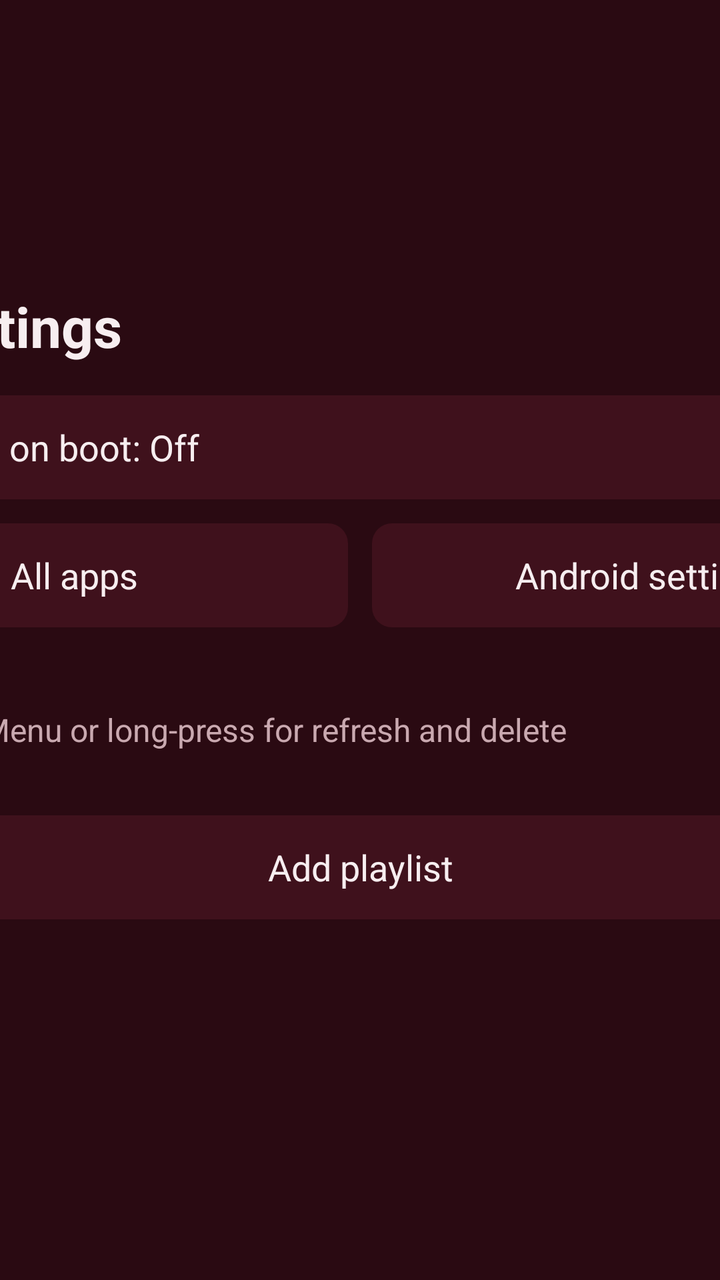
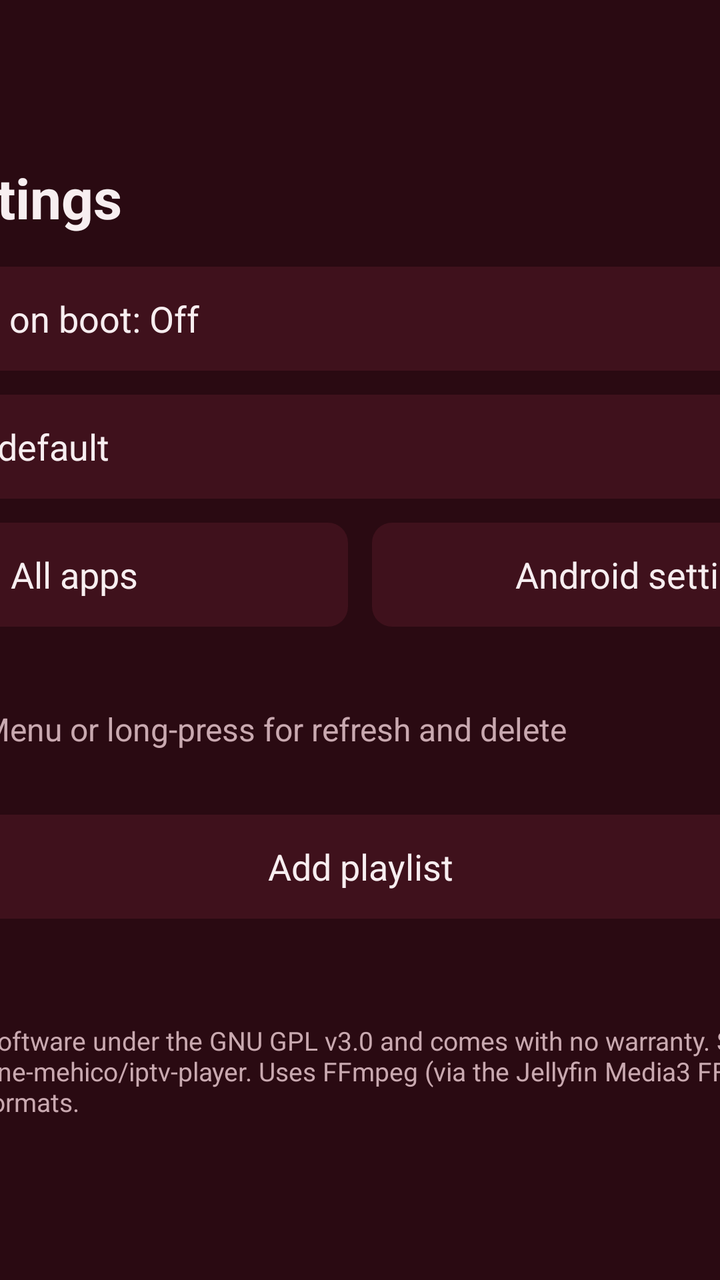

An Android layout rendered at two revisions. The XML below is the earlier revision; the diff shows what the commit changed to produce the second picture.
<!-- AndroidManifest.xml: application theme Theme.IptvPlayer -->
<!-- res/layout/screen_playlists.xml -->
<?xml version="1.0" encoding="utf-8"?>
<FrameLayout xmlns:android="http://schemas.android.com/apk/res/android"
    android:layout_width="match_parent"
    android:layout_height="match_parent"
    android:background="@color/background">

    
    <ScrollView
        android:layout_width="560dp"
        android:layout_height="wrap_content"
        android:layout_gravity="center"
        android:paddingTop="24dp"
        android:paddingBottom="24dp"
        android:clipToPadding="false"
        android:scrollbars="none">

    <LinearLayout
        android:layout_width="match_parent"
        android:layout_height="wrap_content"
        android:orientation="vertical">

        <TextView
            style="@style/Text.Title"
            android:layout_width="wrap_content"
            android:layout_height="wrap_content"
            android:text="@string/settings" />

        <TextView
            android:id="@+id/auto_start"
            style="@style/TileButton"
            android:layout_width="match_parent"
            android:layout_marginTop="16dp"
            android:gravity="center_vertical|start"
            android:text="@string/auto_start_off" />

        <TextView
            android:id="@+id/auto_start_status"
            style="@style/Text.Secondary"
            android:layout_width="match_parent"
            android:layout_height="wrap_content"
            android:layout_marginTop="6dp"
            android:textSize="14sp"
            android:visibility="gone" />

        
        <LinearLayout
            android:layout_width="match_parent"
            android:layout_height="wrap_content"
            android:layout_marginTop="12dp"
            android:orientation="horizontal">

            <TextView
                android:id="@+id/all_apps"
                style="@style/TileButton"
                android:layout_width="0dp"
                android:layout_weight="1"
                android:text="@string/all_apps" />

            <TextView
                android:id="@+id/android_settings"
                style="@style/TileButton"
                android:layout_width="0dp"
                android:layout_marginStart="12dp"
                android:layout_weight="1"
                android:text="@string/android_settings" />
        </LinearLayout>

        <TextView
            style="@style/Text.Body"
            android:layout_width="wrap_content"
            android:layout_height="wrap_content"
            android:layout_marginTop="12dp"
            android:text="@string/playlists"
            android:textStyle="bold" />

        <TextView
            style="@style/Text.Secondary"
            android:layout_width="wrap_content"
            android:layout_height="wrap_content"
            android:layout_marginTop="4dp"
            android:text="OK to open · Menu or long-press for refresh and delete" />

        <LinearLayout
            android:id="@+id/list"
            android:layout_width="match_parent"
            android:layout_height="wrap_content"
            android:layout_marginTop="16dp"
            android:orientation="vertical" />

        <TextView
            android:id="@+id/add"
            style="@style/TileButton"
            android:layout_width="match_parent"
            android:layout_marginTop="16dp"
            android:text="@string/add_playlist" />

        <LinearLayout
            android:layout_width="match_parent"
            android:layout_height="wrap_content"
            android:layout_marginTop="12dp"
            android:gravity="center_vertical"
            android:minHeight="24dp"
            android:orientation="horizontal">

            
            <io.github.sardinemehico.iptvplayer.ui.LoadingDots
                android:id="@+id/busy"
                android:layout_width="40dp"
                android:layout_height="10dp"
                android:layout_marginEnd="12dp"
                android:visibility="gone" />

            <TextView
                android:id="@+id/message"
                style="@style/Text.Secondary"
                android:layout_width="0dp"
                android:layout_height="wrap_content"
                android:layout_weight="1" />
        </LinearLayout>
    </LinearLayout>
    </ScrollView>
</FrameLayout>
<!-- resources referenced by this layout -->
<resources>
  <color name="background">#FF2A0A12</color>
  <string name="add_playlist">Add playlist</string>
  <string name="all_apps">All apps</string>
  <string name="android_settings">Android settings</string>
  <string name="auto_start_off">Auto-start on boot: Off</string>
  <string name="playlists">Playlists</string>
  <string name="settings">App Settings</string>
  <style name="Text.Body" parent="">
          <item name="android:textColor">@color/text_primary</item>
          <item name="android:textSize">18sp</item>
      </style>
  <style name="Text.Secondary" parent="">
          <item name="android:textColor">@color/text_secondary</item>
          <item name="android:textSize">16sp</item>
      </style>
  <style name="Text.Title" parent="">
          <item name="android:textColor">@color/text_primary</item>
          <item name="android:textSize">28sp</item>
          <item name="android:textStyle">bold</item>
      </style>
  <style name="TileButton" parent="">
          <item name="android:layout_height">52dp</item>
          <item name="android:background">@drawable/bg_tile</item>
          <item name="android:focusable">true</item>
          <item name="android:gravity">center</item>
          <item name="android:paddingStart">20dp</item>
          <item name="android:paddingEnd">20dp</item>
          <item name="android:textColor">@color/text_primary</item>
          <item name="android:textSize">18sp</item>
          <item name="android:stateListAnimator">@null</item>
      </style>
  <style name="Theme.IptvPlayer" parent="android:Theme.Material.NoActionBar.Fullscreen">
          <item name="android:windowBackground">@color/background</item>
          <item name="android:colorBackground">@color/background</item>
          <item name="android:colorAccent">@color/accent</item>
          <item name="android:windowContentOverlay">@null</item>
      </style>
  <color name="text_primary">#FFF7EEF0</color>
  <color name="text_secondary">#FFC9A9B0</color>
  <!-- drawable bg_tile (drawable) -->
  <?xml version="1.0" encoding="utf-8"?>
  <selector xmlns:android="http://schemas.android.com/apk/res/android">
      <item android:state_focused="true">
          <shape android:shape="rectangle">
              <solid android:color="@color/accent" />
              <corners android:radius="10dp" />
          </shape>
      </item>
      
      <item android:state_activated="true">
          <shape android:shape="rectangle">
              <solid android:color="@color/surface_active" />
              <corners android:radius="10dp" />
          </shape>
      </item>
      <item>
          <shape android:shape="rectangle">
              <solid android:color="@color/surface" />
              <corners android:radius="10dp" />
          </shape>
      </item>
  </selector>
  <color name="accent">#FFB0243F</color>
  <color name="surface_active">#FF5E1A2A</color>
  <color name="surface">#FF3F111C</color>
</resources>

<!-- the commit's change to res/layout/screen_playlists.xml (unified diff, before → after) -->
@@ -41,6 +41,15 @@
             android:layout_marginTop="6dp"
             android:textSize="14sp"
             android:visibility="gone" />
+
+        
+        <TextView
+            android:id="@+id/dns"
+            style="@style/TileButton"
+            android:layout_width="match_parent"
+            android:layout_marginTop="12dp"
+            android:gravity="center_vertical|start"
+            android:text="@string/dns_system" />
 
         
         <LinearLayout
@@ -117,6 +126,15 @@
                 android:layout_height="wrap_content"
                 android:layout_weight="1" />
         </LinearLayout>
+
+        
+        <TextView
+            style="@style/Text.Secondary"
+            android:layout_width="match_parent"
+            android:layout_height="wrap_content"
+            android:layout_marginTop="16dp"
+            android:text="@string/license_notice"
+            android:textSize="13sp" />
     </LinearLayout>
     </ScrollView>
 </FrameLayout>
<!-- resource entries referenced after the edit -->
@@ -5,6 +5,8 @@
   <string name="all_apps">All apps</string>
   <string name="android_settings">Android settings</string>
   <string name="auto_start_off">Auto-start on boot: Off</string>
+  <string name="dns_system">DNS: Box default</string>
+  <string name="license_notice">WorldTV is free software under the GNU GPL v3.0 and comes with no warranty. Source code: github.com/sardine-mehico/iptv-player. Uses FFmpeg (via the Jellyfin Media3 FFmpeg decoder) for some audio formats.</string>
   <string name="playlists">Playlists</string>
   <string name="settings">App Settings</string>
   <style name="Text.Body" parent="">
